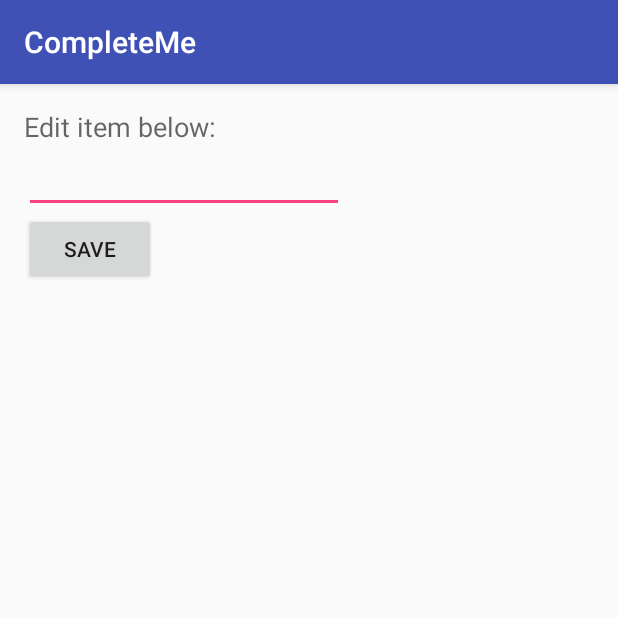
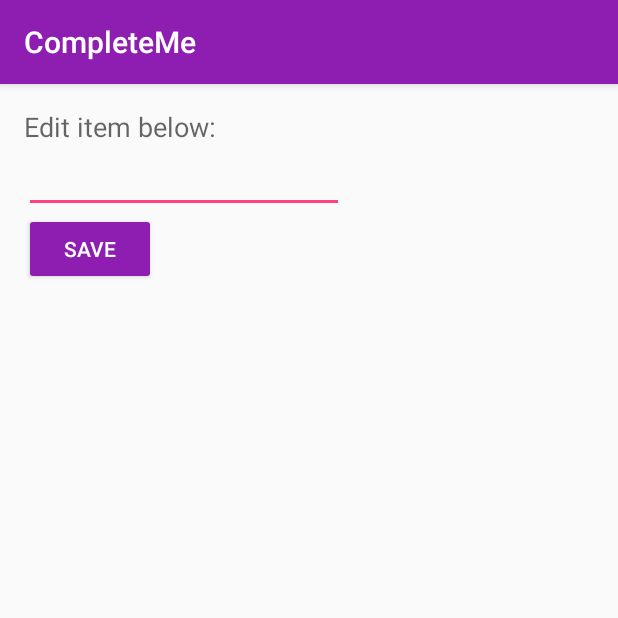
Before and after one commit to violetaria/CompleteMe, an Android app: the EditItemActivity screen opened directly, with no data from a screen before it, on a phone screen of 412 x 824 dp, the top half of it. Run offline under Robolectric (Android 15) with nearby library versions, the phone set to English and light mode, and no system bars.

Commit message:
initial splash screen and some styling

```diff
--- /dev/null
+++ b/app/src/main/res/drawable/background_splash.xml
@@ -0,0 +1,13 @@
+<?xml version="1.0" encoding="utf-8"?>
+<layer-list xmlns:android="http://schemas.android.com/apk/res/android">
+
+    <item
+        android:drawable="@color/colorBackground"/>
+
+    <item>
+        <bitmap
+            android:gravity="center"
+            android:src="@mipmap/splash"/>
+    </item>
+
+</layer-list>
--- a/app/src/main/res/layout/activity_edit_item.xml
+++ b/app/src/main/res/layout/activity_edit_item.xml
@@ -28,7 +28,9 @@
         android:onClick="saveItem"
         android:layout_below="@+id/etEditItem"
         android:layout_alignParentLeft="true"
-        android:layout_alignParentStart="true"/>
+        android:layout_alignParentStart="true"
+        android:backgroundTint="@color/colorPrimary"
+        android:textColor="@android:color/white"/>
 
     <TextView
         android:layout_width="wrap_content"
--- a/app/src/main/res/layout/item.xml
+++ b/app/src/main/res/layout/item.xml
@@ -9,7 +9,7 @@
     android:id="@+id/tvItem"
     android:textSize="14sp"
     android:typeface="monospace"
-    android:textColor="#839ECE"
+    android:textColor="#000000"
     android:textStyle="bold"
     android:padding="5dp"/>
 </LinearLayout>
--- a/app/src/main/res/values/colors.xml
+++ b/app/src/main/res/values/colors.xml
@@ -1,6 +1,7 @@
 <?xml version="1.0" encoding="utf-8"?>
 <resources>
-    <color name="colorPrimary">#3F51B5</color>
-    <color name="colorPrimaryDark">#303F9F</color>
+    <color name="colorPrimary">#8E1EB1</color>
+    <color name="colorPrimaryDark">#701d8c</color>
     <color name="colorAccent">#FF4081</color>
+    <color name="colorBackground">#000000</color>
 </resources>
--- a/app/src/main/res/values/strings.xml
+++ b/app/src/main/res/values/strings.xml
@@ -4,5 +4,5 @@
     <string name="add_item">Add a new item...</string>
     <string name="saveItem">Save</string>
     <string name="editLabel">Edit item below:</string>
-    <string name="clearCompleted">Clear Completed Items</string>
+    <string name="clearCompleted">Clear Completed</string>
 </resources>
--- a/app/src/main/res/values/styles.xml
+++ b/app/src/main/res/values/styles.xml
@@ -8,4 +8,8 @@
         <item name="colorAccent">@color/colorAccent</item>
     </style>
 
+    <style name="SplashTheme" parent="Theme.AppCompat.NoActionBar">
+        <item name="android:windowBackground">@drawable/background_splash</item>
+    </style>
+
 </resources>
```
Also changed, not shown: app/src/main/AndroidManifest.xml (+9 -5 lines), app/src/main/java/com/getlosthere/completeme/SplashActivity.java (added, +20 -0 lines), app/src/main/res/layout/activity_main.xml (+6 -2 lines), app/src/main/res/mipmap-hdpi/splash.png (added), app/src/main/res/mipmap-mdpi/splash.png (added), app/src/main/res/mipmap-xhdpi/splash.png (added), app/src/main/res/mipmap-xxhdpi/splash.png (added), app/src/main/res/mipmap-xxxhdpi/splash.png (added).
